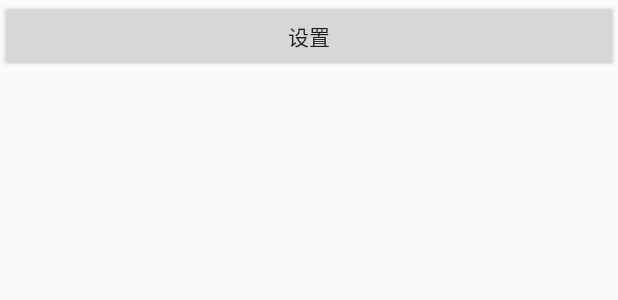
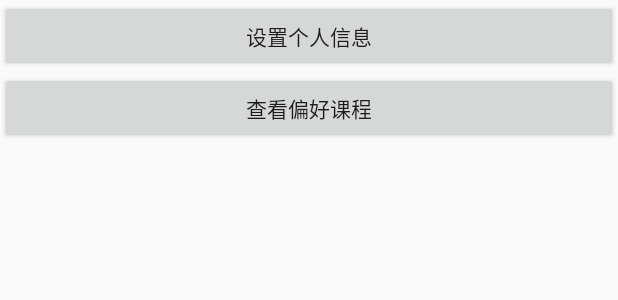
Before and after one commit to CengLaiCengQu/CengYiCeng, an Android app: the layout me_fragment_xml.xml on its own in the app's theme, with its tools: preview values and no code run, on a phone screen of 412 x 824 dp. Shown: the top 300 px of the screen. Run offline under Robolectric (Android 15) with nearby library versions, the phone set to English and light mode, and no system bars.

```diff
--- a/app/src/main/res/layout/me_fragment_xml.xml
+++ b/app/src/main/res/layout/me_fragment_xml.xml
@@ -1,27 +1,25 @@
 <?xml version="1.0" encoding="utf-8"?>
 <LinearLayout xmlns:android="http://schemas.android.com/apk/res/android"
+    xmlns:tools="http://schemas.android.com/tools"
     android:layout_width="match_parent"
     android:layout_height="match_parent"
-    xmlns:tools="http://schemas.android.com/tools"
-    tools:context="com.example.rubrub.Fragment.MeFragment"
+    android:orientation="vertical"
     android:weightSum="1"
-    android:orientation="horizontal">
+    tools:context="com.example.rubrub.Fragment.MeFragment">
 
     <Button
+        android:id="@+id/item_set"
         android:layout_width="match_parent"
         android:layout_height="wrap_content"
-        android:id="@+id/item_set"
-        android:text="设置"
+        android:onClick="Set"
+        android:text="设置个人信息" />
 
-        />
     <Button
-        android:layout_width="wrap_content"
+        android:id="@+id/item_look"
+        android:layout_width="match_parent"
         android:layout_height="wrap_content"
-        android:id="@+id/item_look"
-        android:text="查看"
-
-        />
-
+        android:onClick="Look"
+        android:text="查看偏好课程" />
 
 
 </LinearLayout>
--- /dev/null
+++ b/app/src/main/res/layout/me_look_xml.xml
@@ -0,0 +1,6 @@
+<?xml version="1.0" encoding="utf-8"?>
+<android.support.constraint.ConstraintLayout
+    xmlns:android="http://schemas.android.com/apk/res/android" android:layout_width="match_parent"
+    android:layout_height="match_parent">
+
+</android.support.constraint.ConstraintLayout>
--- /dev/null
+++ b/app/src/main/res/layout/me_set_xml.xml
@@ -0,0 +1,6 @@
+<?xml version="1.0" encoding="utf-8"?>
+<android.support.constraint.ConstraintLayout
+    xmlns:android="http://schemas.android.com/apk/res/android" android:layout_width="match_parent"
+    android:layout_height="match_parent">
+
+</android.support.constraint.ConstraintLayout>
```
Also changed, not shown: app/src/main/AndroidManifest.xml (+9 -0 lines), app/src/main/java/com/example/rubrub/Fragment/MeFragment.java (+22 -0 lines), app/src/main/java/com/example/rubrub/Me_lookActivity.java (added, +14 -0 lines), app/src/main/java/com/example/rubrub/Me_setActivity.java (added, +15 -0 lines).
